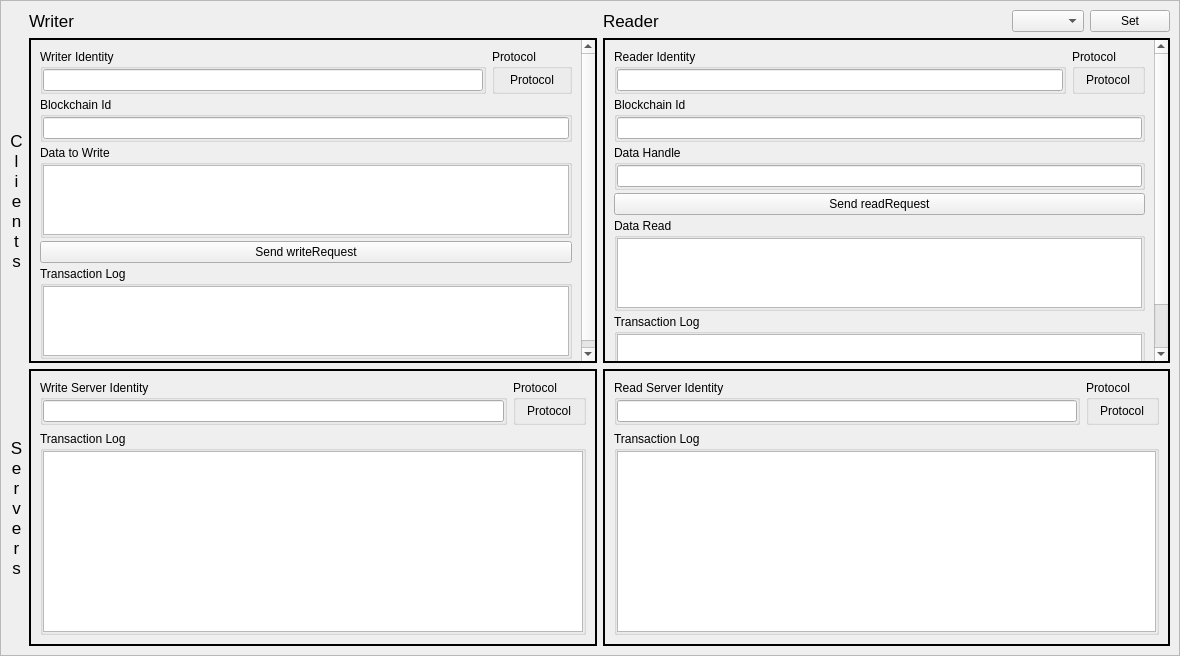
First picture: the form in apps/ProtocolDemo/protocolDemo.ui, repository assignonward/aosuite, before the edit.
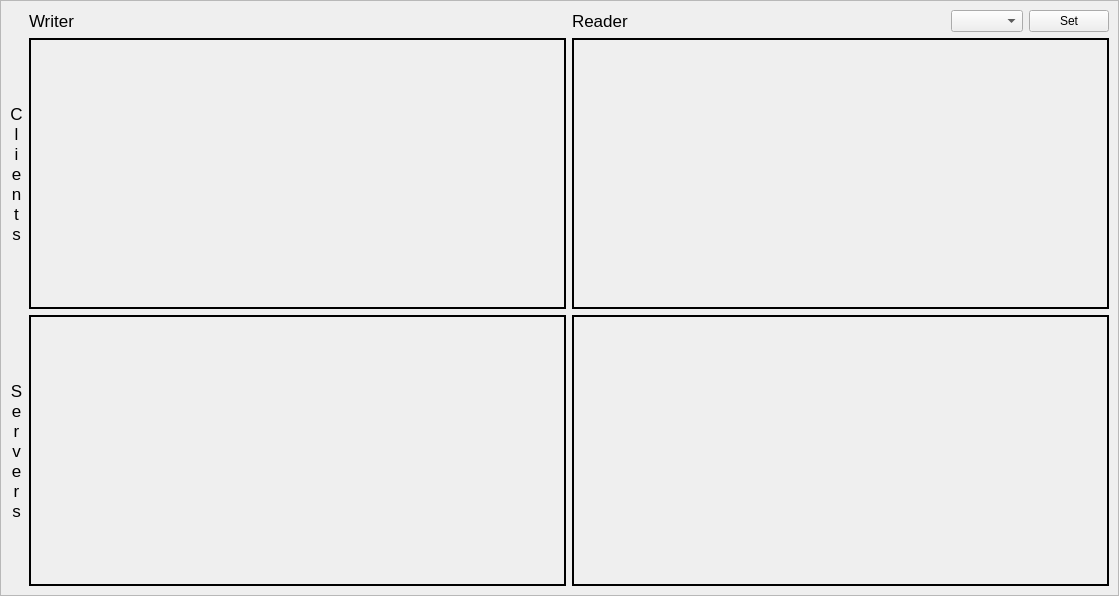
Second picture: the form after the edit. Icons and pictures are not drawn.

Commit message: start migrating reader/writer client/servers into their own widgets so their protocol actors can interact 1:1 with their uis

What changed in the file:
```diff
--- a/apps/ProtocolDemo/protocolDemo.ui
+++ b/apps/ProtocolDemo/protocolDemo.ui
@@ -6,8 +6,8 @@
    <rect>
     <x>0</x>
     <y>0</y>
-    <width>1180</width>
-    <height>656</height>
+    <width>1119</width>
+    <height>596</height>
    </rect>
   </property>
   <property name="sizePolicy">
@@ -31,8 +31,8 @@
     <rect>
      <x>0</x>
      <y>0</y>
-     <width>1178</width>
-     <height>654</height>
+     <width>1117</width>
+     <height>594</height>
     </rect>
    </property>
    <property name="sizePolicy">
@@ -42,6 +42,29 @@
     </sizepolicy>
    </property>
    <layout class="QGridLayout" name="gridLayout">
+    <item row="2" column="0">
+     <widget class="QLabel" name="label_8">
+      <property name="font">
+       <font>
+        <pointsize>13</pointsize>
+        <weight>50</weight>
+        <bold>false</bold>
+       </font>
+      </property>
+      <property name="text">
+       <string>S
+e
+r
+v
+e
+r
+s</string>
+      </property>
+      <property name="alignment">
+       <set>Qt::AlignCenter</set>
+      </property>
+     </widget>
+    </item>
     <item row="0" column="1">
      <widget class="QLabel" name="label_6">
       <property name="font">
@@ -79,550 +102,8 @@
       </property>
      </widget>
     </item>
-    <item row="1" column="1">
-     <widget class="QScrollArea" name="DAO0_CS">
-      <property name="frameShape">
-       <enum>QFrame::WinPanel</enum>
-      </property>
-      <property name="frameShadow">
-       <enum>QFrame::Plain</enum>
-      </property>
-      <property name="lineWidth">
-       <number>3</number>
-      </property>
-      <property name="widgetResizable">
-       <bool>true</bool>
-      </property>
-      <widget class="QWidget" name="scrollAreaWidgetContents_7">
-       <property name="geometry">
-        <rect>
-         <x>0</x>
-         <y>0</y>
-         <width>565</width>
-         <height>350</height>
-        </rect>
-       </property>
-       <layout class="QGridLayout" name="gridLayout_10">
-        <property name="verticalSpacing">
-         <number>3</number>
-        </property>
-        <item row="5" column="0" colspan="4">
-         <widget class="QGroupBox" name="wcLogGroup">
-          <property name="title">
-           <string>Transaction Log</string>
-          </property>
-          <layout class="QGridLayout" name="gridLayout_3">
-           <property name="leftMargin">
-            <number>0</number>
-           </property>
-           <property name="topMargin">
-            <number>0</number>
-           </property>
-           <property name="rightMargin">
-            <number>0</number>
-           </property>
-           <property name="bottomMargin">
-            <number>0</number>
-           </property>
-           <item row="0" column="0">
-            <widget class="QTextEdit" name="wcLog"/>
-           </item>
-          </layout>
-         </widget>
-        </item>
-        <item row="2" column="0" rowspan="2" colspan="4">
-         <widget class="QGroupBox" name="wcDataGroup">
-          <property name="title">
-           <string>Data to Write</string>
-          </property>
-          <layout class="QGridLayout" name="gridLayout_2">
-           <property name="leftMargin">
-            <number>0</number>
-           </property>
-           <property name="topMargin">
-            <number>0</number>
-           </property>
-           <property name="rightMargin">
-            <number>0</number>
-           </property>
-           <property name="bottomMargin">
-            <number>0</number>
-           </property>
-           <item row="0" column="0">
-            <widget class="QTextEdit" name="wcData"/>
-           </item>
-          </layout>
-         </widget>
-        </item>
-        <item row="0" column="0" colspan="3">
-         <widget class="QGroupBox" name="wcIdGroup">
-          <property name="title">
-           <string>Writer Identity</string>
-          </property>
-          <layout class="QGridLayout" name="gridLayout_5">
-           <property name="leftMargin">
-            <number>0</number>
-           </property>
-           <property name="topMargin">
-            <number>0</number>
-           </property>
-           <property name="rightMargin">
-            <number>0</number>
-           </property>
-           <property name="bottomMargin">
-            <number>0</number>
-           </property>
-           <item row="0" column="0">
-            <widget class="QLineEdit" name="wcId">
-             <property name="sizePolicy">
-              <sizepolicy hsizetype="Expanding" vsizetype="Fixed">
-               <horstretch>0</horstretch>
-               <verstretch>0</verstretch>
-              </sizepolicy>
-             </property>
-            </widget>
-           </item>
-          </layout>
-         </widget>
-        </item>
-        <item row="0" column="3">
-         <widget class="QGroupBox" name="groupBox_2">
-          <property name="maximumSize">
-           <size>
-            <width>80</width>
-            <height>16777215</height>
-           </size>
-          </property>
-          <property name="title">
-           <string>Protocol</string>
-          </property>
-          <layout class="QGridLayout" name="gridLayout_7">
-           <property name="leftMargin">
-            <number>0</number>
-           </property>
-           <property name="topMargin">
-            <number>0</number>
-           </property>
-           <property name="rightMargin">
-            <number>0</number>
-           </property>
-           <property name="bottomMargin">
-            <number>0</number>
-           </property>
-           <item row="0" column="0" alignment="Qt::AlignHCenter|Qt::AlignVCenter">
-            <widget class="QLabel" name="wcProtocol">
-             <property name="sizePolicy">
-              <sizepolicy hsizetype="Maximum" vsizetype="Preferred">
-               <horstretch>0</horstretch>
-               <verstretch>0</verstretch>
-              </sizepolicy>
-             </property>
-             <property name="text">
-              <string>Protocol</string>
-             </property>
-             <property name="alignment">
-              <set>Qt::AlignRight|Qt::AlignTop|Qt::AlignTrailing</set>
-             </property>
-            </widget>
-           </item>
-          </layout>
-         </widget>
-        </item>
-        <item row="4" column="0" colspan="4">
-         <widget class="QPushButton" name="wcSend">
-          <property name="sizePolicy">
-           <sizepolicy hsizetype="Minimum" vsizetype="Fixed">
-            <horstretch>0</horstretch>
-            <verstretch>0</verstretch>
-           </sizepolicy>
-          </property>
-          <property name="maximumSize">
-           <size>
-            <width>16777215</width>
-            <height>16777215</height>
-           </size>
-          </property>
-          <property name="text">
-           <string>Send writeRequest</string>
-          </property>
-         </widget>
-        </item>
-        <item row="1" column="0" colspan="4">
-         <widget class="QGroupBox" name="wcBlockchainIdGroup">
-          <property name="title">
-           <string>Blockchain Id</string>
-          </property>
-          <layout class="QGridLayout" name="gridLayout_21">
-           <property name="leftMargin">
-            <number>0</number>
-           </property>
-           <property name="topMargin">
-            <number>0</number>
-           </property>
-           <property name="rightMargin">
-            <number>0</number>
-           </property>
-           <property name="bottomMargin">
-            <number>0</number>
-           </property>
-           <item row="0" column="0">
-            <widget class="QLineEdit" name="wcBlockchainId"/>
-           </item>
-          </layout>
-         </widget>
-        </item>
-       </layout>
-      </widget>
-     </widget>
-    </item>
-    <item row="1" column="2">
-     <widget class="QScrollArea" name="DAO0_CR">
-      <property name="frameShape">
-       <enum>QFrame::WinPanel</enum>
-      </property>
-      <property name="frameShadow">
-       <enum>QFrame::Plain</enum>
-      </property>
-      <property name="lineWidth">
-       <number>3</number>
-      </property>
-      <property name="widgetResizable">
-       <bool>true</bool>
-      </property>
-      <widget class="QWidget" name="scrollAreaWidgetContents_5">
-       <property name="geometry">
-        <rect>
-         <x>0</x>
-         <y>0</y>
-         <width>550</width>
-         <height>403</height>
-        </rect>
-       </property>
-       <layout class="QGridLayout" name="gridLayout_8">
-        <property name="verticalSpacing">
-         <number>3</number>
-        </property>
-        <item row="0" column="0">
-         <widget class="QGroupBox" name="groupBox_4">
-          <property name="title">
-           <string>Reader Identity</string>
-          </property>
-          <layout class="QGridLayout" name="gridLayout_13">
-           <property name="leftMargin">
-            <number>0</number>
-           </property>
-           <property name="topMargin">
-            <number>0</number>
-           </property>
-           <property name="rightMargin">
-            <number>0</number>
-           </property>
-           <property name="bottomMargin">
-            <number>0</number>
-           </property>
-           <item row="0" column="0">
-            <widget class="QLineEdit" name="rcId"/>
-           </item>
-          </layout>
-         </widget>
-        </item>
-        <item row="4" column="0" colspan="2">
-         <widget class="QGroupBox" name="groupBox">
-          <property name="title">
-           <string>Data Read</string>
-          </property>
-          <layout class="QGridLayout" name="gridLayout_6">
-           <property name="leftMargin">
-            <number>0</number>
-           </property>
-           <property name="topMargin">
-            <number>0</number>
-           </property>
-           <property name="rightMargin">
-            <number>0</number>
-           </property>
-           <property name="bottomMargin">
-            <number>0</number>
-           </property>
-           <item row="1" column="0">
-            <widget class="QTextEdit" name="rcData"/>
-           </item>
-          </layout>
-         </widget>
-        </item>
-        <item row="0" column="1">
-         <widget class="QGroupBox" name="groupBox_3">
-          <property name="maximumSize">
-           <size>
-            <width>80</width>
-            <height>16777215</height>
-           </size>
-          </property>
-          <property name="title">
-           <string>Protocol</string>
-          </property>
-          <layout class="QGridLayout" name="gridLayout_12">
-           <property name="leftMargin">
-            <number>0</number>
-           </property>
-           <property name="topMargin">
-            <number>0</number>
-           </property>
-           <property name="rightMargin">
-            <number>0</number>
-           </property>
-           <property name="bottomMargin">
-            <number>0</number>
-           </property>
-           <item row="0" column="0" alignment="Qt::AlignHCenter|Qt::AlignVCenter">
-            <widget class="QLabel" name="rcProtocol">
-             <property name="sizePolicy">
-              <sizepolicy hsizetype="Maximum" vsizetype="Preferred">
-               <horstretch>0</horstretch>
-               <verstretch>0</verstretch>
-              </sizepolicy>
-             </property>
-             <property name="text">
-              <string>Protocol</string>
-             </property>
-            </widget>
-           </item>
-          </layout>
-         </widget>
-        </item>
-        <item row="5" column="0" colspan="2">
-         <widget class="QGroupBox" name="groupBox_6">
-          <property name="title">
-           <string>Transaction Log</string>
-          </property>
-          <layout class="QGridLayout" name="gridLayout_15">
-           <property name="leftMargin">
-            <number>0</number>
-           </property>
-           <property name="topMargin">
-            <number>0</number>
-           </property>
-           <property name="rightMargin">
-            <number>0</number>
-           </property>
-           <property name="bottomMargin">
-            <number>0</number>
-           </property>
-           <item row="0" column="0">
-            <widget class="QTextEdit" name="rcLog"/>
-           </item>
-          </layout>
-         </widget>
-        </item>
-        <item row="1" column="0" colspan="2">
-         <widget class="QGroupBox" name="rcBlockchainIdGroup">
-          <property name="title">
-           <string>Blockchain Id</string>
-          </property>
-          <layout class="QGridLayout" name="gridLayout_22">
-           <property name="leftMargin">
-            <number>0</number>
-           </property>
-           <property name="topMargin">
-            <number>0</number>
-           </property>
-           <property name="rightMargin">
-            <number>0</number>
-           </property>
-           <property name="bottomMargin">
-            <number>0</number>
-           </property>
-           <item row="0" column="0">
-            <widget class="QLineEdit" name="rcBlockchainId"/>
-           </item>
-          </layout>
-         </widget>
-        </item>
-        <item row="2" column="0" colspan="2">
-         <widget class="QGroupBox" name="groupBox_5">
-          <property name="title">
-           <string>Data Handle</string>
-          </property>
-          <layout class="QGridLayout" name="gridLayout_14">
-           <property name="leftMargin">
-            <number>0</number>
-           </property>
-           <property name="topMargin">
-            <number>0</number>
-           </property>
-           <property name="rightMargin">
-            <number>0</number>
-           </property>
-           <property name="bottomMargin">
-            <number>0</number>
-           </property>
-           <item row="0" column="0">
-            <widget class="QLineEdit" name="rcDataHandle"/>
-           </item>
-          </layout>
-         </widget>
-        </item>
-        <item row="3" column="0" colspan="2">
-         <widget class="QPushButton" name="rcRequest">
-          <property name="sizePolicy">
-           <sizepolicy hsizetype="Preferred" vsizetype="Fixed">
-            <horstretch>0</horstretch>
-            <verstretch>0</verstretch>
-           </sizepolicy>
-          </property>
-          <property name="text">
-           <string>Send readRequest</string>
-          </property>
-         </widget>
-        </item>
-       </layout>
-      </widget>
-     </widget>
-    </item>
-    <item row="2" column="0">
-     <widget class="QLabel" name="label_8">
-      <property name="font">
-       <font>
-        <pointsize>13</pointsize>
-        <weight>50</weight>
-        <bold>false</bold>
-       </font>
-      </property>
-      <property name="text">
-       <string>S
-e
-r
-v
-e
-r
-s</string>
-      </property>
-      <property name="alignment">
-       <set>Qt::AlignCenter</set>
-      </property>
-     </widget>
-    </item>
-    <item row="2" column="1">
-     <widget class="QScrollArea" name="DAO0_SS">
-      <property name="frameShape">
-       <enum>QFrame::WinPanel</enum>
-      </property>
-      <property name="frameShadow">
-       <enum>QFrame::Plain</enum>
-      </property>
-      <property name="lineWidth">
-       <number>3</number>
-      </property>
-      <property name="widgetResizable">
-       <bool>true</bool>
-      </property>
-      <widget class="QWidget" name="scrollAreaWidgetContents_6">
-       <property name="geometry">
-        <rect>
-         <x>0</x>
-         <y>0</y>
-         <width>565</width>
-         <height>239</height>
-        </rect>
-       </property>
-       <layout class="QGridLayout" name="gridLayout_9">
-        <item row="1" column="0" colspan="2">
-         <widget class="QGroupBox" name="wsLogGroup">
-          <property name="title">
-           <string>Transaction Log</string>
-          </property>
-          <layout class="QGridLayout" name="gridLayout_4">
-           <property name="leftMargin">
-            <number>0</number>
-           </property>
-           <property name="topMargin">
-            <number>0</number>
-           </property>
-           <property name="rightMargin">
-            <number>0</number>
-           </property>
-           <property name="bottomMargin">
-            <number>0</number>
-           </property>
-           <item row="0" column="0">
-            <widget class="QTextEdit" name="wsLog"/>
-           </item>
-          </layout>
-         </widget>
-        </item>
-        <item row="0" column="1">
-         <widget class="QGroupBox" name="groupBox_8">
-          <property name="maximumSize">
-           <size>
-            <width>80</width>
-            <height>16777215</height>
-           </size>
-          </property>
-          <property name="title">
-           <string>Protocol</string>
-          </property>
-          <layout class="QGridLayout" name="gridLayout_17">
-           <property name="leftMargin">
-            <number>0</number>
-           </property>
-           <property name="topMargin">
-            <number>0</number>
-           </property>
-           <property name="rightMargin">
-            <number>0</number>
-           </property>
-           <property name="bottomMargin">
-            <number>0</number>
-           </property>
-           <item row="0" column="0" alignment="Qt::AlignHCenter|Qt::AlignVCenter">
-            <widget class="QLabel" name="wsProtocol">
-             <property name="sizePolicy">
-              <sizepolicy hsizetype="Maximum" vsizetype="Preferred">
-               <horstretch>0</horstretch>
-               <verstretch>0</verstretch>
-              </sizepolicy>
-             </property>
-             <property name="text">
-              <string>Protocol</string>
-             </property>
-             <property name="alignment">
-              <set>Qt::AlignRight|Qt::AlignTop|Qt::AlignTrailing</set>
-             </property>
-            </widget>
-           </item>
-          </layout>
-         </widget>
-        </item>
-        <item row="0" column="0">
-         <widget class="QGroupBox" name="wsIdGroup">
-          <property name="title">
-           <string>Write Server Identity</string>
-          </property>
-          <layout class="QGridLayout" name="gridLayout_19">
-           <property name="leftMargin">
-            <number>0</number>
-           </property>
-           <property name="topMargin">
-            <number>0</number>
-           </property>
-           <property name="rightMargin">
-            <number>0</number>
-           </property>
-           <property name="bottomMargin">
-            <number>0</number>
-           </property>
-           <item row="0" column="0">
-            <widget class="QLineEdit" name="wsId"/>
-           </item>
-          </layout>
-         </widget>
-        </item>
-       </layout>
-      </widget>
-     </widget>
-    </item>
     <item row="2" column="2">
-     <widget class="QScrollArea" name="DAO0_SR">
+     <widget class="QScrollArea" name="DAO_SR">
       <property name="frameShape">
        <enum>QFrame::WinPanel</enum>
       </property>
@@ -635,108 +116,41 @@
       <property name="widgetResizable">
        <bool>true</bool>
       </property>
-      <widget class="QWidget" name="scrollAreaWidgetContents_8">
+      <widget class="QWidget" name="srsa">
        <property name="geometry">
         <rect>
          <x>0</x>
          <y>0</y>
-         <width>564</width>
-         <height>239</height>
+         <width>534</width>
+         <height>209</height>
         </rect>
        </property>
-       <layout class="QGridLayout" name="gridLayout_11">
-        <item row="0" column="1">
-         <widget class="QGroupBox" name="groupBox_9">
-          <property name="maximumSize">
-           <size>
-            <width>80</width>
-            <height>16777215</height>
-           </size>
-          </property>
-          <property name="title">
-           <string>Protocol</string>
-          </property>
-          <layout class="QGridLayout" name="gridLayout_18">
-           <property name="leftMargin">
-            <number>0</number>
-           </property>
-           <property name="topMargin">
-            <number>0</number>
-           </property>
-           <property name="rightMargin">
-            <number>0</number>
-           </property>
-           <property name="bottomMargin">
-            <number>0</number>
-           </property>
-           <item row="0" column="0" alignment="Qt::AlignHCenter|Qt::AlignVCenter">
-            <widget class="QLabel" name="rsProtocol">
-             <property name="sizePolicy">
-              <sizepolicy hsizetype="Maximum" vsizetype="Preferred">
-               <horstretch>0</horstretch>
-               <verstretch>0</verstretch>
-              </sizepolicy>
-             </property>
-             <property name="text">
-              <string>Protocol</string>
-             </property>
-             <property name="alignment">
-              <set>Qt::AlignRight|Qt::AlignTop|Qt::AlignTrailing</set>
-             </property>
-            </widget>
-           </item>
-          </layout>
-         </widget>
-        </item>
-        <item row="1" column="0" colspan="2">
-         <widget class="QGroupBox" name="groupBox_7">
-          <property name="title">
-           <string>Transaction Log</string>
-          </property>
-          <layout class="QGridLayout" name="gridLayout_16">
-           <property name="leftMargin">
-            <number>0</number>
-           </property>
-           <property name="topMargin">
-            <number>0</number>
-           </property>
-           <property name="rightMargin">
-            <number>0</number>
-           </property>
-           <property name="bottomMargin">
-            <number>0</number>
-           </property>
-           <item row="0" column="0">
-            <widget class="QTextEdit" name="rsLog"/>
-           </item>
-          </layout>
-         </widget>
-        </item>
-        <item row="0" column="0">
-         <widget class="QGroupBox" name="rsIdGroup">
-          <property name="title">
-           <string>Read Server Identity</string>
-          </property>
-          <layout class="QGridLayout" name="gridLayout_20">
-           <property name="leftMargin">
-            <number>0</number>
-           </property>
-           <property name="topMargin">
-            <number>0</number>
-           </property>
-           <property name="rightMargin">
-            <number>0</number>
-           </property>
-           <property name="bottomMargin">
-            <number>0</number>
-           </property>
-           <item row="0" column="0">
-            <widget class="QLineEdit" name="rsId"/>
-           </item>
-          </layout>
-         </widget>
-        </item>
-       </layout>
+      </widget>
+     </widget>
+    </item>
+    <item row="2" column="1">
+     <widget class="QScrollArea" name="DAO_SW">
+      <property name="frameShape">
+       <enum>QFrame::WinPanel</enum>
+      </property>
+      <property name="frameShadow">
+       <enum>QFrame::Plain</enum>
+      </property>
+      <property name="lineWidth">
+       <number>3</number>
+      </property>
+      <property name="widgetResizable">
+       <bool>true</bool>
+      </property>
+      <widget class="QWidget" name="swsa">
+       <property name="geometry">
+        <rect>
+         <x>0</x>
+         <y>0</y>
+         <width>534</width>
+         <height>209</height>
+        </rect>
+       </property>
       </widget>
      </widget>
     </item>
@@ -781,6 +195,58 @@
       </item>
      </layout>
     </item>
+    <item row="1" column="2">
+     <widget class="QScrollArea" name="DAO_CR">
+      <property name="frameShape">
+       <enum>QFrame::WinPanel</enum>
+      </property>
+      <property name="frameShadow">
+       <enum>QFrame::Plain</enum>
+      </property>
+      <property name="lineWidth">
+       <number>3</number>
+      </property>
+      <property name="widgetResizable">
+       <bool>true</bool>
+      </property>
+      <widget class="QWidget" name="crsa">
+       <property name="geometry">
+        <rect>
+         <x>0</x>
+         <y>0</y>
+         <width>534</width>
+         <height>320</height>
+        </rect>
+       </property>
+      </widget>
+     </widget>
+    </item>
+    <item row="1" column="1">
+     <widget class="QScrollArea" name="DAO_CW">
+      <property name="frameShape">
+       <enum>QFrame::WinPanel</enum>
+      </property>
+      <property name="frameShadow">
+       <enum>QFrame::Plain</enum>
+      </property>
+      <property name="lineWidth">
+       <number>3</number>
+      </property>
+      <property name="widgetResizable">
+       <bool>true</bool>
+      </property>
+      <widget class="QWidget" name="cwsa">
+       <property name="geometry">
+        <rect>
+         <x>0</x>
+         <y>0</y>
+         <width>534</width>
+         <height>320</height>
+        </rect>
+       </property>
+      </widget>
+     </widget>
+    </item>
    </layout>
   </widget>
  </widget>
```
The commit also changes 16 other files.
